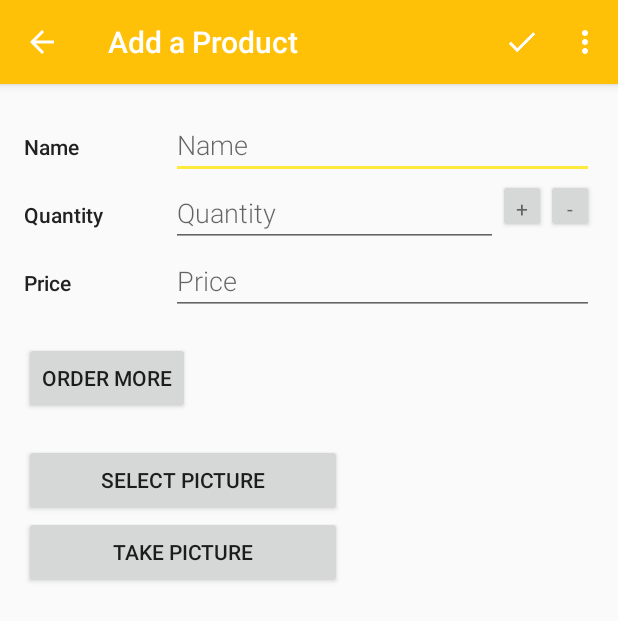
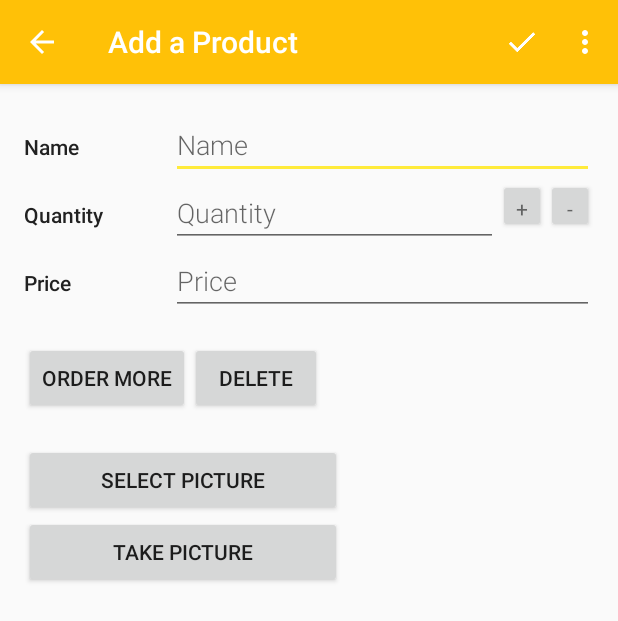
Before and after one commit to lcandido/Inventory, an Android app: the screen it shows after launch (EditorActivity), after a tap on an icon or button, on a phone screen of 412 x 824 dp. Shown: the top 621 px of the screen. Run offline under Robolectric (Android 15) with nearby library versions, the phone set to English and light mode, and no system bars.

Commit message:
Retirada do menu na tela de catálogo Ajustes na interface Inclusão do alerta ao vender um produto

```diff
--- a/app/src/main/java/com/example/android/inventory/EditorActivity.java
+++ b/app/src/main/java/com/example/android/inventory/EditorActivity.java
@@ -8,13 +8,12 @@ import android.content.DialogInterface;
 import android.content.Intent;
 import android.content.pm.PackageManager;
 import android.database.Cursor;
-import android.graphics.Bitmap;
-import android.graphics.BitmapFactory;
 import android.net.Uri;
 import android.os.Build;
 import android.os.Bundle;
 import android.os.Environment;
 import android.provider.MediaStore;
+import android.support.annotation.NonNull;
 import android.support.v4.app.ActivityCompat;
 import android.support.v4.app.LoaderManager;
 import android.support.v4.app.NavUtils;
@@ -24,7 +23,6 @@ import android.support.v4.content.Loader;
 import android.support.v7.app.AlertDialog;
 import android.support.v7.app.AppCompatActivity;
 import android.text.TextUtils;
-import android.util.Log;
 import android.view.Menu;
 import android.view.MenuItem;
 import android.view.MotionEvent;
@@ -41,16 +39,15 @@ import com.example.android.inventory.data.InventoryContract.ProductEntry;
 import com.example.android.inventory.util.BitmapUtility;
 
 import java.io.File;
-import java.io.IOException;
 import java.text.SimpleDateFormat;
 import java.util.Date;
+import java.util.Locale;
 
 /**
  * Allows user to create a new product or edit an existing one.
  */
 public class EditorActivity extends AppCompatActivity implements LoaderManager.LoaderCallbacks<Cursor> {
 
-    public static final String LOG_TAG = EditorActivity.class.getSimpleName();
     private static final int PICK_IMAGE_REQUEST = 0;
     private static final int REQUEST_IMAGE_CAPTURE = 1;
     private static final int MY_PERMISSIONS_REQUEST = 2;
@@ -75,7 +72,6 @@ public class EditorActivity extends AppCompatActivity implements LoaderManager.L
     private Uri mCurrentProductUri;
 
     private Uri mImageUri = null;
-    private int mQuantity = 0;
     private boolean mProductHasChanged = false;
 
     private View.OnTouchListener mTouchListener = new View.OnTouchListener() {
@@ -86,31 +82,8 @@ public class EditorActivity extends AppCompatActivity implements LoaderManager.L
         }
     };
 
-    private View.OnClickListener mClickListener = new View.OnClickListener() {
-        @Override
-        public void onClick(View view) {
-
-            String quantityString = mQuantityEditText.getText().toString();
-
-            if (quantityString.isEmpty()) {
-                mQuantity = 0;
-            } else {
-                mQuantity = Integer.parseInt(quantityString);
-            }
-
-            if (view.getId() == R.id.increase_quantity) {
-                increaseQuantity();
-            } else if (view.getId() == R.id.decrease_quantity) {
-                decreaseQuantity();
-            }
-
-            mQuantityEditText.setText(String.valueOf(mQuantity));
-        }
-    };
-
     /***
      * Perform initialization of layout, variables and loader.
-     * @param savedInstanceState
      */
     @Override
     protected void onCreate(Bundle savedInstanceState) {
@@ -122,8 +95,6 @@ public class EditorActivity extends AppCompatActivity implements LoaderManager.L
         mNameEditText = (EditText) findViewById(R.id.edit_product_name);
         mQuantityEditText = (EditText) findViewById(R.id.edit_product_quantity);
         mPriceEditText = (EditText) findViewById(R.id.edit_product_price);
-        Button increaseQtyButton = (Button) findViewById(R.id.increase_quantity);
-        Button decreaseQtyButton = (Button) findViewById(R.id.decrease_quantity);
         mImageView = (ImageView) findViewById(R.id.image);
         mButtonTakePicture = (Button) findViewById(R.id.take_picture);
 
@@ -144,20 +115,17 @@ public class EditorActivity extends AppCompatActivity implements LoaderManager.L
 
         requestPermissions();
 
-        // Register a callback to be invoked when increase and decrease quantity buttons are
-        // clicked
-        increaseQtyButton.setOnClickListener(mClickListener);
-        decreaseQtyButton.setOnClickListener(mClickListener);
-
         // Register a callback to be invoked when a touch event is dispatched to the input views
         mNameEditText.setOnTouchListener(mTouchListener);
         mQuantityEditText.setOnTouchListener(mTouchListener);
         mPriceEditText.setOnTouchListener(mTouchListener);
 
-        // Get the intent that started this activity
+        // Get the URI from the intent that started this activity
         Intent intent = getIntent();
         Uri currentProductUri = intent.getData();
 
+        // If URI is null so the user has clicked on Add Product FAB
+        // Else, user has clicked on specific product of the list
         if (currentProductUri == null) {
             // Set the activity title to add a product and invalidate the Delete option menu.
             setTitle(getString(R.string.editor_activity_title_new_product));
@@ -172,31 +140,40 @@ public class EditorActivity extends AppCompatActivity implements LoaderManager.L
 
         if (savedInstanceState != null) {
             mImageUri = savedInstanceState.getParcelable("ImageUri");
-            mQuantity = savedInstanceState.getInt("Quantity");
             mProductHasChanged = savedInstanceState.getBoolean("ProductHasChanged");
         }
     }
 
+    /***
+     * Request permissions to camera, read and write external storage
+     */
     public void requestPermissions() {
 
-        if (ContextCompat.checkSelfPermission(this, Manifest.permission.CAMERA) != PackageManager.PERMISSION_GRANTED ||
-                ContextCompat.checkSelfPermission(this, Manifest.permission.READ_EXTERNAL_STORAGE) != PackageManager.PERMISSION_GRANTED ||
-                ContextCompat.checkSelfPermission(this, Manifest.permission.WRITE_EXTERNAL_STORAGE) != PackageManager.PERMISSION_GRANTED) {
+        String[] permissions = new String[] {
+                Manifest.permission.CAMERA,
+                Manifest.permission.READ_EXTERNAL_STORAGE,
+                Manifest.permission.WRITE_EXTERNAL_STORAGE };
 
-            ActivityCompat.requestPermissions(this,
-                    new String[]{ Manifest.permission.CAMERA,
-                            Manifest.permission.READ_EXTERNAL_STORAGE,
-                            Manifest.permission.WRITE_EXTERNAL_STORAGE},
-                    MY_PERMISSIONS_REQUEST);
+        if (ContextCompat.checkSelfPermission(this, permissions[0]) != PackageManager.PERMISSION_GRANTED ||
+                ContextCompat.checkSelfPermission(this, permissions[1]) != PackageManager.PERMISSION_GRANTED ||
+                ContextCompat.checkSelfPermission(this, permissions[2]) != PackageManager.PERMISSION_GRANTED) {
+
+            ActivityCompat.requestPermissions(this, permissions, MY_PERMISSIONS_REQUEST);
 
         } else {
+
             mButtonTakePicture.setEnabled(true);
         }
     }
 
+    /***
+     * Callback for the result from requesting permissions.
+     */
     @Override
     public void onRequestPermissionsResult(int requestCode,
-                                           String permissions[], int[] grantResults) {
+                                           @NonNull String permissions[],
+                                           @NonNull int[] grantResults) {
+
         if (requestCode == MY_PERMISSIONS_REQUEST) {
             if (grantResults.length > 0
                     && grantResults[0] == PackageManager.PERMISSION_GRANTED
@@ -204,22 +181,23 @@ public class EditorActivity extends AppCompatActivity implements LoaderManager.L
                     && grantResults[2] == PackageManager.PERMISSION_GRANTED) {
                 mButtonTakePicture.setEnabled(true);
             } else {
-                Toast.makeText(getApplicationContext(), "Permission Denied", Toast.LENGTH_SHORT).show();
+                Toast.makeText(getApplicationContext(), "Permission Denied",
+                        Toast.LENGTH_SHORT).show();
             }
         }
     }
 
     @Override
     public void onSaveInstanceState(Bundle savedInstanceState) {
-
         super.onSaveInstanceState(savedInstanceState);
 
         savedInstanceState.putParcelable("ImageUri", mImageUri);
-        savedInstanceState.putInt("Quantity", mQuantity);
         savedInstanceState.putBoolean("ProductHasChanged", mProductHasChanged);
-
     }
 
+    /***
+     * Instantiate and return a loader for the product editor loader ID.
+     */
     @Override
     public Loader<Cursor> onCreateLoader(int id, Bundle args) {
 
@@ -238,6 +216,9 @@ public class EditorActivity extends AppCompatActivity implements LoaderManager.L
                 null);
     }
 
+    /***
+     * Called when the product loader has finished its load
+     */
     @Override
     public void onLoadFinished(Loader<Cursor> loader, Cursor cursor) {
 
@@ -256,8 +237,8 @@ public class EditorActivity extends AppCompatActivity implements LoaderManager.L
                 String image = cursor.getString(imageColumnIndex);
 
                 mNameEditText.setText(name);
-                mQuantityEditText.setText(Integer.toString(quantity));
-                mPriceEditText.setText(String.format("%.2f", price));
+                mQuantityEditText.setText(String.format(Locale.getDefault(), "%d", quantity));
+                mPriceEditText.setText(String.format(Locale.getDefault(), "%.2f", price));
 
                 if (!image.isEmpty()) {
                     mImageUri = Uri.parse(image);
@@ -272,21 +253,57 @@ public class EditorActivity extends AppCompatActivity implements LoaderManager.L
 
     }
 
-    public void increaseQuantity() {
-        mQuantity++;
-        mProductHasChanged = true;
-    }
-
-    public void decreaseQuantity() {
-        if (mQuantity > 0) {
-            mQuantity = mQuantity - 1;
-            mProductHasChanged = true;
+    public void hideSoftKeyboard() {
+        if (getCurrentFocus() != null) {
+            InputMethodManager inputMethodManager = (InputMethodManager) getSystemService(INPUT_METHOD_SERVICE);
+            inputMethodManager.hideSoftInputFromWindow(getCurrentFocus().getWindowToken(), 0);
         }
     }
 
+    /***
+     * Called when the product loader is being reset, and thus making its data unavailable.
+     */
+    @Override
+    public void onLoaderReset(Loader<Cursor> loader) {
+        mNameEditText.setText("");
+        mQuantityEditText.setText("");
+        mPriceEditText.setText("");
+    }
+
+    /***
+     * Called when user click on Increase (+) or Decrease (-) buttons to modify the product
+     * quantity
+     */
+    public void modifyQuantity(View view) {
+
+        String quantityString = mQuantityEditText.getText().toString().trim();
+        int quantity = 0;
+
+        if (!quantityString.isEmpty()) {
+            quantity = Integer.parseInt(quantityString);
+        }
+
+        if (view.getId() == R.id.increase_quantity) {
+            quantity++;
+            mProductHasChanged = true;
+        } else {
+            if (quantity > 0) {
+                quantity--;
+                mProductHasChanged = true;
+            }
+        }
+
+        mQuantityEditText.setText(String.valueOf(quantity));
+    }
+
+    /***
+     * Order more from the current product
+     */
     public void orderProduct(View view) {
+
         String nameProduct = mNameEditText.getText().toString();
 
+        // Call an intent to the Mail app
         Intent intent = new Intent(Intent.ACTION_SENDTO);
         intent.setData(Uri.parse("mailto:"));
         String[] address = new String[] {getString(R.string.supplier_email)};
@@ -298,6 +315,16 @@ public class EditorActivity extends AppCompatActivity implements LoaderManager.L
         }
     }
 
+    /***
+     * Delete the product
+     */
+    public void delete(View view) {
+        showDeleteConfirmationDialog();
+    }
+
+    /***
+     * Select picture from gallery setting to the current product
+     */
     public void selectPicture(View view) {
         Intent intent;
 
@@ -312,6 +339,9 @@ public class EditorActivity extends AppCompatActivity implements LoaderManager.L
         startActivityForResult(Intent.createChooser(intent, "Select Picture"), PICK_IMAGE_REQUEST);
     }
 
+    /***
+     * Take a new picture from camera setting to the current product
+     */
     public void takePicture(View view) {
 
         Intent intent = new Intent(MediaStore.ACTION_IMAGE_CAPTURE);
@@ -325,7 +355,8 @@ public class EditorActivity extends AppCompatActivity implements LoaderManager.L
         }
     }
 
-    private File getOutputMediaFile(){
+    private File getOutputMediaFile() {
+
         File mediaStorageDir = new File(Environment.getExternalStoragePublicDirectory(
                 Environment.DIRECTORY_DCIM), "Camera");
 
@@ -335,10 +366,13 @@ public class EditorActivity extends AppCompatActivity implements LoaderManager.L
             }
         }
 
-        String timeStamp = new SimpleDateFormat("yyyyMMdd_HHmmssSSS").format(new Date());
+        String timeStamp = new SimpleDateFormat(
+                "yyyyMMdd_HHmmssSSS", Locale.getDefault()).format(new Date());
+
         return new File(mediaStorageDir.getPath() + File.separator +
                 JPEG_FILE_PREFIX + timeStamp + JPEG_FILE_SUFFIX);
     }
+
     @Override
     public void onActivityResult(int requestCode, int resultCode, Intent resultData) {
 
@@ -362,8 +396,12 @@ public class EditorActivity extends AppCompatActivity implements LoaderManager.L
         }
     }
 
+    /***
+     * Save the product in the database
+     */
     private void saveProduct() {
 
+        // If user is adding a new product or updating a existing one
         if (mProductHasChanged || mCurrentProductUri == null) {
 
             String name = mNameEditText.getText().toString().trim();
@@ -523,20 +561,6 @@ public class EditorActivity extends AppCompatActivity implements LoaderManager.L
         showUnsavedChangesDialog(discardButtonClickListener);
     }
 
-    public void hideSoftKeyboard() {
-        if(getCurrentFocus()!=null) {
-            InputMethodManager inputMethodManager = (InputMethodManager) getSystemService(INPUT_METHOD_SERVICE);
-            inputMethodManager.hideSoftInputFromWindow(getCurrentFocus().getWindowToken(), 0);
-        }
-    }
-
-    @Override
-    public void onLoaderReset(Loader<Cursor> loader) {
-        mNameEditText.setText("");
-        mQuantityEditText.setText("");
-        mPriceEditText.setText("");
-    }
-
     /**
      * Show a dialog that warns the user there are unsaved changes that will be lost
      * if they continue leaving the editor.
--- a/app/src/main/java/com/example/android/inventory/ProductCursorAdapter.java
+++ b/app/src/main/java/com/example/android/inventory/ProductCursorAdapter.java
@@ -3,10 +3,9 @@ package com.example.android.inventory;
 import android.content.ContentUris;
 import android.content.ContentValues;
 import android.content.Context;
-import android.content.Intent;
 import android.database.Cursor;
 import android.net.Uri;
-import android.util.Log;
+import android.text.TextUtils;
 import android.view.LayoutInflater;
 import android.view.View;
 import android.view.ViewGroup;
@@ -14,18 +13,19 @@ import android.widget.Button;
 import android.widget.CursorAdapter;
 import android.widget.ImageView;
 import android.widget.TextView;
+import android.widget.Toast;
 
 import com.example.android.inventory.data.InventoryContract.ProductEntry;
 import com.example.android.inventory.util.BitmapUtility;
+
+import java.util.Locale;
 
 /**
  * {@link ProductCursorAdapter} is an adapter for a list or grid view
  * that uses a {@link Cursor} of product data as its data source. This adapter knows
  * how to create list items for each row of product data in the {@link Cursor}.
  */
-public class ProductCursorAdapter extends CursorAdapter {
-
-    public static final String LOG_TAG = EditorActivity.class.getSimpleName();
+class ProductCursorAdapter extends CursorAdapter {
 
     /**
      * Constructs a new {@link ProductCursorAdapter}.
@@ -33,7 +33,7 @@ public class ProductCursorAdapter extends CursorAdapter {
      * @param context The context
      * @param c       The cursor from which to get the data.
      */
-    public ProductCursorAdapter(Context context, Cursor c) {
+    ProductCursorAdapter(Context context, Cursor c) {
         super(context, c, 0 /* flags */);
     }
 
@@ -84,18 +84,17 @@ public class ProductCursorAdapter extends CursorAdapter {
         final int itemQuantity = cursor.getInt(quantityColumnIndex);
         float itemPrice = cursor.getFloat(priceColumnIndex);
         String productImage = cursor.getString(imageColumnIndex);
-        Log.v(LOG_TAG, "bindView: " + (productImage==null?"null":productImage));
 
-        String productQuantity = "";
+        String productQuantity;
         if (itemQuantity > 0) {
             productQuantity = context.getString(R.string.in_stock, Integer.toString(itemQuantity));
         } else {
             productQuantity = context.getString(R.string.out_of_stock);
         }
 
-        String productPrice = "$" + String.format("%.2f", itemPrice) + " \u2014 ";
+        String productPrice = "$" + String.format(Locale.getDefault(), "%.2f", itemPrice) + " \u2014 ";
 
-        if (!productImage.isEmpty()) {
+        if (!TextUtils.isEmpty(productImage)) {
             Uri uri = Uri.parse(productImage);
             imageView.setImageBitmap(
                     BitmapUtility.getCircleBitmap(
@@ -128,6 +127,13 @@ public class ProductCursorAdapter extends CursorAdapter {
                     values.put(ProductEntry.COLUMN_PRODUCT_QUANTITY, quantity);
 
                     int rowsUpdated = context1.getContentResolver().update(uri, values, null, null);
+
+                    if (rowsUpdated == 0){
+                        Toast.makeText(context1, R.string.editor_update_product_failed, Toast.LENGTH_SHORT).show();
+                    } else {
+                        Toast.makeText(context1, R.string.editor_update_product_successful, Toast.LENGTH_SHORT).show();
+                    }
+
                 }
             }
         });
--- a/app/src/main/res/layout/activity_editor.xml
+++ b/app/src/main/res/layout/activity_editor.xml
@@ -9,7 +9,7 @@
 
     <LinearLayout
         android:layout_width="match_parent"
-        android:layout_height="match_parent"
+        android:layout_height="wrap_content"
         android:orientation="vertical"
         android:padding="@dimen/activity_margin">
 
@@ -35,6 +35,7 @@
                 style="@style/EditorFieldStyle"
                 android:layout_width="0dp"
                 android:layout_marginLeft="4dp"
+                android:layout_marginStart="4dp"
                 android:layout_weight="3"/>
 
         </LinearLayout>
@@ -57,7 +58,8 @@
                 android:layout_width="0dp"
                 android:layout_weight="3"
                 android:layout_height="wrap_content"
-                android:layout_marginLeft="4dp">
+                android:layout_marginLeft="4dp"
+                android:layout_marginStart="4dp">
 
                 <!-- Quantity field -->
                 <EditText
@@ -66,24 +68,27 @@
                     android:inputType="number"
                     style="@style/EditorFieldStyle"
                     android:layout_width="0dp"
+                    android:layout_alignParentStart="true"
                     android:layout_alignParentLeft="true"
                     android:layout_toLeftOf="@+id/sub_container_quantity"
+                    android:layout_toStartOf="@+id/sub_container_quantity"
                     android:layout_height="wrap_content" />
 
                 <LinearLayout
                     android:id="@+id/sub_container_quantity"
                     android:layout_width="wrap_content"
                     android:layout_height="wrap_content"
-                    android:layout_alignParentRight="true">
+                    android:orientation="horizontal"
+                    android:layout_alignParentRight="true"
+                    android:layout_alignParentEnd="true">
 
                     <!-- Increase button -->
                     <Button
                         android:id="@+id/increase_quantity"
                         android:layout_width="32dp"
                         android:layout_height="36dp"
+                        android:onClick="modifyQuantity"
                         android:text="+"
-                        android:layout_alignParentRight="true"
-                        android:layout_toLeftOf="@+id/decrease_quantity"
                         android:textAppearance="?android:textAppearanceSmall" />
 
                     <!-- Decrease button -->
@@ -91,8 +96,8 @@
                         android:id="@+id/decrease_quantity"
                         android:layout_width="32dp"
                         android:layout_height="36dp"
+                        android:onClick="modifyQuantity"
                         android:text="-"
-                        android:layout_alignParentRight="true"
                         android:textAppearance="?android:textAppearanceSmall" />
 
                 </LinearLayout>
@@ -123,19 +128,35 @@
                 style="@style/EditorFieldStyle"
                 android:layout_width="0dp"
                 android:layout_marginLeft="4dp"
+                android:layout_marginStart="4dp"
                 android:layout_weight="3"/>
 
         </LinearLayout>
+
+        <LinearLayout
+            android:layout_width="match_parent"
+            android:layout_height="wrap_content"
+            android:orientation="horizontal">
 
             <!-- Order more button -->
             <Button
                 android:id="@+id/order_product"
                 android:layout_width="wrap_content"
                 android:layout_height="wrap_content"
-            android:layout_centerHorizontal="true"
                 android:onClick="orderProduct"
                 android:text="@string/order_more"
                 android:layout_marginTop="20dp"/>
+
+            <!-- Delete button -->
+            <Button
+                android:id="@+id/delete_product"
+                android:layout_width="wrap_content"
+                android:layout_height="wrap_content"
+                android:onClick="delete"
+                android:text="@string/action_delete"
+                android:layout_marginTop="20dp"/>
+
+        </LinearLayout>
 
         <!-- Image product container -->
         <LinearLayout
@@ -149,7 +170,8 @@
                 android:layout_weight="4"
                 android:layout_height="wrap_content"
                 android:orientation="vertical"
-                android:layout_marginRight="4dp">
+                android:layout_marginRight="4dp"
+                android:layout_marginEnd="4dp">
 
                 <!-- Select an existing picture from gallery button -->
                 <Button
@@ -176,7 +198,9 @@
                 android:layout_weight="3"
                 android:layout_height="match_parent"
                 android:layout_marginLeft="4dp"
-                android:scaleType="centerCrop"/>
+                android:layout_marginStart="4dp"
+                android:scaleType="centerCrop"
+                android:contentDescription="@string/product_image"/>
 
         </LinearLayout>
 
--- a/app/src/main/res/menu/menu_catalog.xml
+++ /dev/null
@@ -1,28 +0,0 @@
-<?xml version="1.0" encoding="utf-8"?>
-<!-- Copyright (C) 2016 The Android Open Source Project
-     Licensed under the Apache License, Version 2.0 (the "License");
-     you may not use this file except in compliance with the License.
-     You may obtain a copy of the License at
-          http://www.apache.org/licenses/LICENSE-2.0
-     Unless required by applicable law or agreed to in writing, software
-     distributed under the License is distributed on an "AS IS" BASIS,
-     WITHOUT WARRANTIES OR CONDITIONS OF ANY KIND, either express or implied.
-     See the License for the specific language governing permissions and
-     limitations under the License.
--->
-<!-- Options menu for the CatalogActivity -->
-<menu xmlns:android="http://schemas.android.com/apk/res/android"
-    xmlns:app="http://schemas.android.com/apk/res-auto"
-    xmlns:tools="http://schemas.android.com/tools"
-    tools:context=".CatalogActivity">
-
-    <item
-        android:id="@+id/action_insert_dummy_data"
-        android:title="@string/action_insert_dummy_data"
-        app:showAsAction="never" />
-
-    <item
-        android:id="@+id/action_delete_all_entries"
-        android:title="@string/action_delete_all_entries"
-        app:showAsAction="never" />
-</menu>
--- a/app/src/main/res/values/strings.xml
+++ b/app/src/main/res/values/strings.xml
@@ -10,7 +10,7 @@
     <string name="action_delete_all_entries">Delete All Products</string>
 
     <!-- Title text for the empty view, which describes the empty inventory image [CHAR LIMIT=50] -->
-    <string name="empty_view_title_text">Inventory is empty...</string>
+    <string name="empty_view_title_text">Inventory is empty&#8230;</string>
 
     <!-- Subtitle text for the empty view that prompts the user to add a product [CHAR LIMIT=50] -->
     <string name="empty_view_subtitle_text">Get started by adding a product</string>
@@ -116,5 +116,6 @@
 
     <!-- Label for Take Picture button [CHAR LIMIT=30] -->
     <string name="take_picture">Take Picture</string>
+    <string name="product_image">Product image</string>
 
 </resources>
```
Also changed, not shown: app/src/main/java/com/example/android/inventory/CatalogActivity.java (+1 -68 lines), app/src/main/res/layout/list_item.xml (+11 -6 lines), 1 other file. Lines whose indentation alone changed are shown as unchanged.
